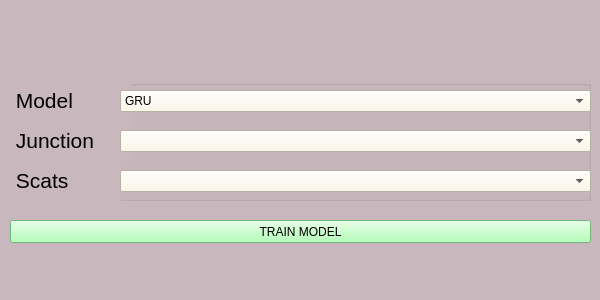
Qt form GUI/TFPS-TRAIN-GUI.ui (joshhehir/Traffic-Flow-Prediction) before a commit.
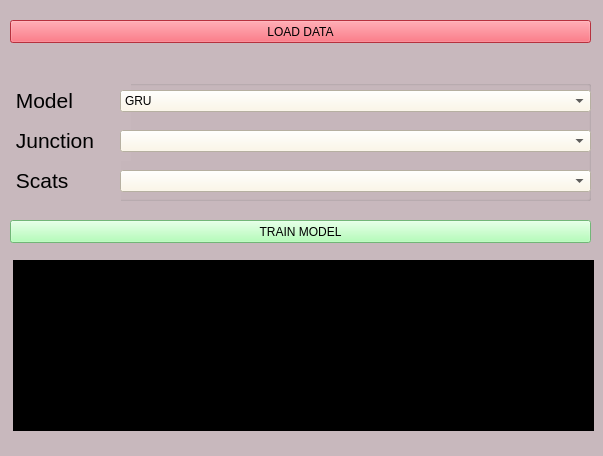
The same form after that commit.

```diff
--- a/GUI/TFPS-TRAIN-GUI.ui
+++ b/GUI/TFPS-TRAIN-GUI.ui
@@ -6,8 +6,8 @@
    <rect>
     <x>0</x>
     <y>0</y>
-    <width>600</width>
-    <height>300</height>
+    <width>603</width>
+    <height>456</height>
    </rect>
   </property>
   <property name="windowTitle">
@@ -154,6 +154,43 @@
      <string>TRAIN MODEL</string>
     </property>
    </widget>
+   <widget class="QPushButton" name="pushButton_2">
+    <property name="geometry">
+     <rect>
+      <x>10</x>
+      <y>20</y>
+      <width>581</width>
+      <height>23</height>
+     </rect>
+    </property>
+    <property name="styleSheet">
+     <string notr="true">background-color: rgb(255, 69, 87);</string>
+    </property>
+    <property name="text">
+     <string>LOAD DATA</string>
+    </property>
+   </widget>
+   <widget class="QTextEdit" name="textEdit">
+    <property name="geometry">
+     <rect>
+      <x>13</x>
+      <y>260</y>
+      <width>581</width>
+      <height>171</height>
+     </rect>
+    </property>
+    <property name="styleSheet">
+     <string notr="true">background-color: rgb(0, 0, 0);
+color: rgb(0, 255, 0);</string>
+    </property>
+    <property name="html">
+     <string>&lt;!DOCTYPE HTML PUBLIC &quot;-//W3C//DTD HTML 4.0//EN&quot; &quot;http://www.w3.org/TR/REC-html40/strict.dtd&quot;&gt;
+&lt;html&gt;&lt;head&gt;&lt;meta name=&quot;qrichtext&quot; content=&quot;1&quot; /&gt;&lt;style type=&quot;text/css&quot;&gt;
+p, li { white-space: pre-wrap; }
+&lt;/style&gt;&lt;/head&gt;&lt;body style=&quot; font-family:'MS Shell Dlg 2'; font-size:8.25pt; font-weight:400; font-style:normal;&quot;&gt;
+&lt;p style=&quot;-qt-paragraph-type:empty; margin-top:0px; margin-bottom:0px; margin-left:0px; margin-right:0px; -qt-block-indent:0; text-indent:0px;&quot;&gt;&lt;br /&gt;&lt;/p&gt;&lt;/body&gt;&lt;/html&gt;</string>
+    </property>
+   </widget>
   </widget>
   <widget class="QStatusBar" name="statusbar"/>
  </widget>
```
